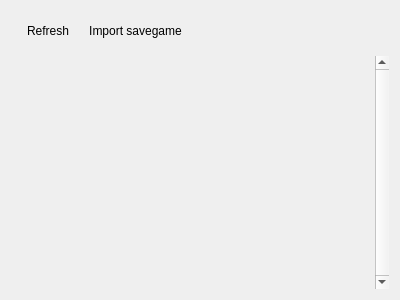
Old version of the form src/savegamemanagerwidget.ui in the repository kriana/SilVerPLuM.
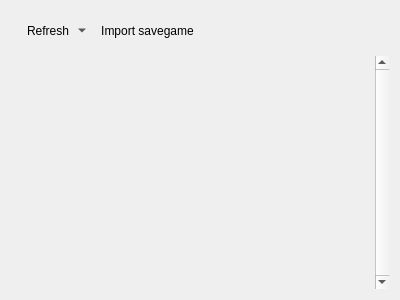
New version of the form. Icons and pictures are not drawn.

Patch:
```diff
--- a/src/savegamemanagerwidget.ui
+++ b/src/savegamemanagerwidget.ui
@@ -29,6 +29,9 @@
          <iconset theme="view-refresh">
           <normaloff>.</normaloff>.</iconset>
         </property>
+        <property name="popupMode">
+         <enum>QToolButton::MenuButtonPopup</enum>
+        </property>
         <property name="toolButtonStyle">
          <enum>Qt::ToolButtonTextBesideIcon</enum>
         </property>
```
Left out of the diff: 12 changed lines with no effect on the pictures.
